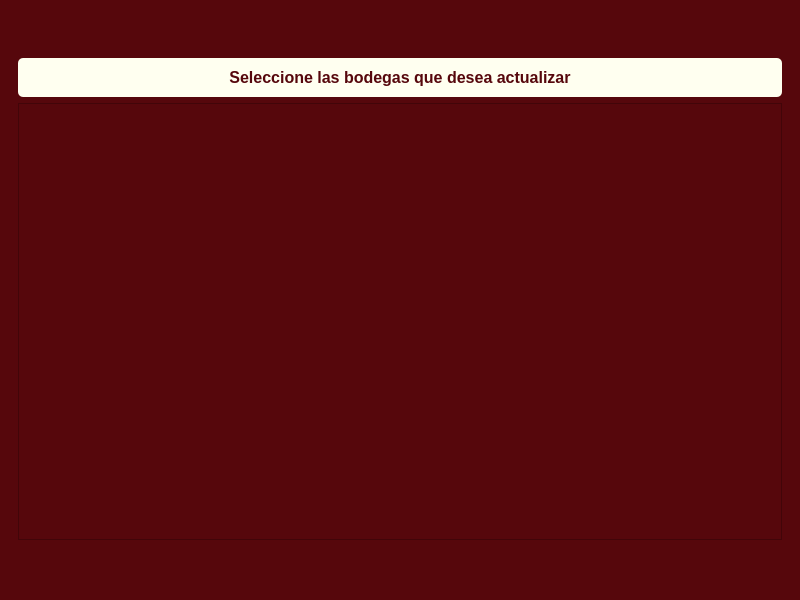
FranciscoSaggiorato1/ppai_bonvino, file Interfaz/interfazDiseño.ui: the form before one commit.
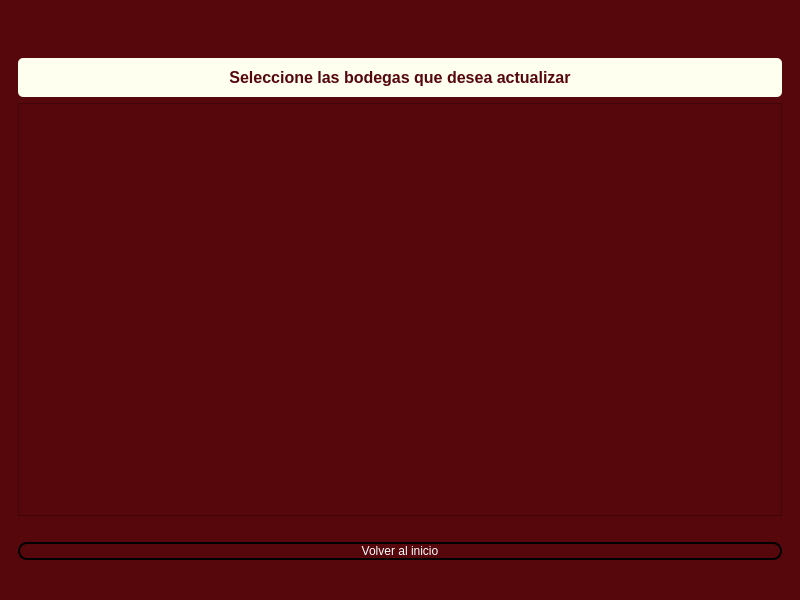
The form after the commit. The open tabs and pages were chosen to show the change. Icons and pictures are not drawn.

Commit message: Ultima version Interfaz, espero

Diff of the .ui file:
```diff
--- a/Interfaz/interfazDiseño.ui
+++ b/Interfaz/interfazDiseño.ui
@@ -181,6 +181,26 @@
           </property>
          </spacer>
         </item>
+        <item>
+         <widget class="QPushButton" name="pushButtonVolverBodega">
+          <property name="styleSheet">
+           <string notr="true">QPushButton {
+border: 2px solid black;
+border-radius: 9px;
+color: white;
+}
+QPushButton:hover {
+    background: rgba(99, 7, 7, 0.8)
+}
+QPushButton:pressed {
+    background: rgba(99, 7, 7, 0.8)
+}</string>
+          </property>
+          <property name="text">
+           <string>Volver al inicio</string>
+          </property>
+         </widget>
+        </item>
        </layout>
       </widget>
       <widget class="QWidget" name="page_3">
```
Left out of the diff: 58 changed lines with no effect on the pictures. The commit also changes 1 other file.
